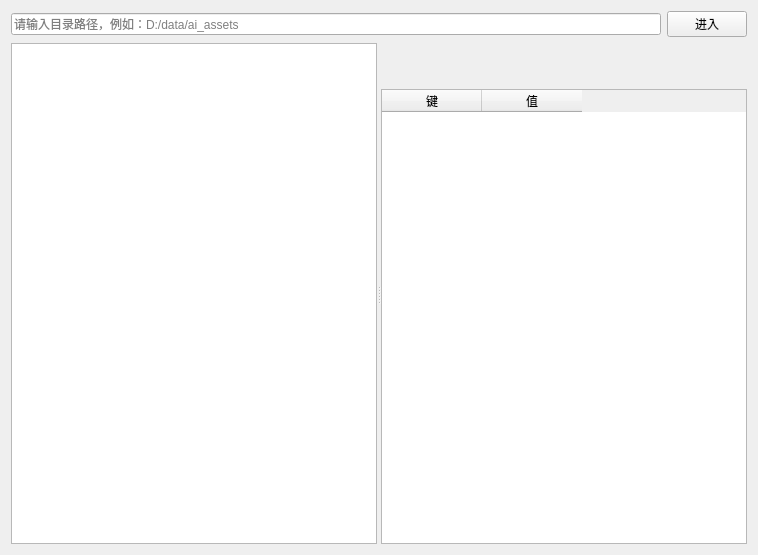
The window that MuseLog/ui/tab_explorer.ui (super999/MetaStoryBoard) describes before a commit, drawn with Qt 5.
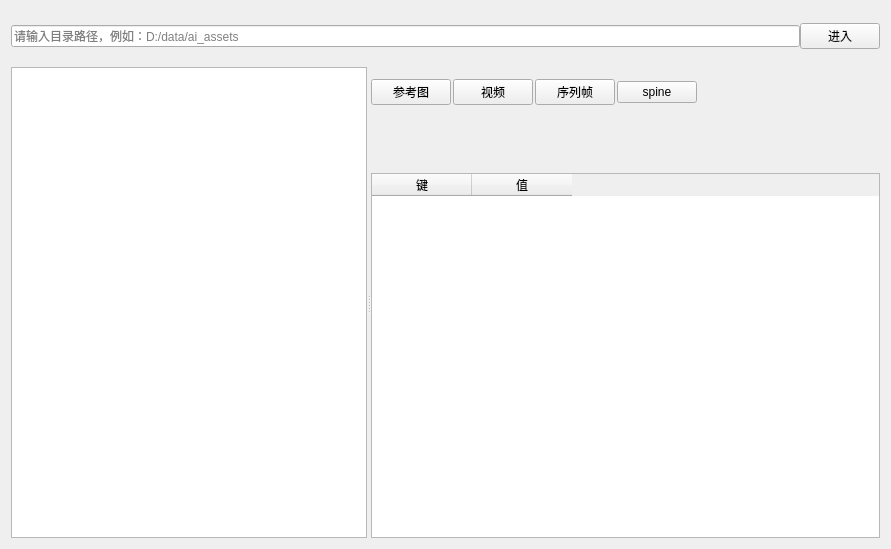
The same window after the commit.

Commit message: 调整资源浏览器UI，增加顶部控制组件并优化布局

What changed in the file:
```diff
--- a/MuseLog/ui/tab_explorer.ui
+++ b/MuseLog/ui/tab_explorer.ui
@@ -6,8 +6,8 @@
    <rect>
     <x>0</x>
     <y>0</y>
-    <width>758</width>
-    <height>555</height>
+    <width>891</width>
+    <height>549</height>
    </rect>
   </property>
   <property name="windowTitle">
@@ -15,22 +15,54 @@
   </property>
   <layout class="QVBoxLayout" name="verticalLayout">
    <item>
-    <layout class="QHBoxLayout" name="horizontalLayout">
-     <item>
-      <widget class="QLineEdit" name="lineAddress">
-       <property name="placeholderText">
-        <string>请输入目录路径，例如：D:/data/ai_assets</string>
-       </property>
-      </widget>
-     </item>
-     <item>
-      <widget class="QPushButton" name="btnEnter">
-       <property name="text">
-        <string>进入</string>
-       </property>
-      </widget>
-     </item>
-    </layout>
+    <widget class="QWidget" name="topControlWidget" native="true">
+     <property name="minimumSize">
+      <size>
+       <width>0</width>
+       <height>30</height>
+      </size>
+     </property>
+     <property name="maximumSize">
+      <size>
+       <width>16777215</width>
+       <height>50</height>
+      </size>
+     </property>
+     <property name="windowTitle">
+      <string>资源浏览</string>
+     </property>
+     <layout class="QHBoxLayout" name="horizontalLayout2">
+      <property name="spacing">
+       <number>0</number>
+      </property>
+      <property name="leftMargin">
+       <number>0</number>
+      </property>
+      <property name="topMargin">
+       <number>0</number>
+      </property>
+      <property name="rightMargin">
+       <number>0</number>
+      </property>
+      <property name="bottomMargin">
+       <number>0</number>
+      </property>
+      <item>
+       <widget class="QLineEdit" name="lineAddress">
+        <property name="placeholderText">
+         <string>请输入目录路径，例如：D:/data/ai_assets</string>
+        </property>
+       </widget>
+      </item>
+      <item>
+       <widget class="QPushButton" name="btnEnter">
+        <property name="text">
+         <string>进入</string>
+        </property>
+       </widget>
+      </item>
+     </layout>
+    </widget>
    </item>
    <item>
     <widget class="QSplitter" name="splitter">
@@ -45,9 +77,91 @@
          <property name="minimumSize">
           <size>
            <width>0</width>
-           <height>40</height>
+           <height>100</height>
           </size>
          </property>
+         <layout class="QVBoxLayout" name="verticalLayout_2" stretch="0,0">
+          <property name="spacing">
+           <number>0</number>
+          </property>
+          <property name="leftMargin">
+           <number>0</number>
+          </property>
+          <property name="topMargin">
+           <number>0</number>
+          </property>
+          <property name="rightMargin">
+           <number>0</number>
+          </property>
+          <property name="bottomMargin">
+           <number>0</number>
+          </property>
+          <item>
+           <widget class="QWidget" name="widget" native="true">
+            <layout class="QHBoxLayout" name="horizontalLayout">
+             <property name="spacing">
+              <number>2</number>
+             </property>
+             <property name="leftMargin">
+              <number>0</number>
+             </property>
+             <property name="topMargin">
+              <number>0</number>
+             </property>
+             <property name="rightMargin">
+              <number>0</number>
+             </property>
+             <property name="bottomMargin">
+              <number>0</number>
+             </property>
+             <item>
+              <widget class="QPushButton" name="pushButton_3">
+               <property name="text">
+                <string>参考图</string>
+               </property>
+              </widget>
+             </item>
+             <item>
+              <widget class="QPushButton" name="pushButton">
+               <property name="text">
+                <string>视频</string>
+               </property>
+              </widget>
+             </item>
+             <item>
+              <widget class="QPushButton" name="pushButton_2">
+               <property name="text">
+                <string>序列帧</string>
+               </property>
+              </widget>
+             </item>
+             <item>
+              <widget class="QPushButton" name="pushButton_4">
+               <property name="text">
+                <string>spine</string>
+               </property>
+              </widget>
+             </item>
+             <item>
+              <spacer name="horizontalSpacer">
+               <property name="orientation">
+                <enum>Qt::Horizontal</enum>
+               </property>
+               <property name="sizeHint" stdset="0">
+                <size>
+                 <width>40</width>
+                 <height>20</height>
+                </size>
+               </property>
+              </spacer>
+             </item>
+            </layout>
+           </widget>
+          </item>
+          <item>
+           <widget class="QWidget" name="widget_2" native="true"/>
+          </item>
+         </layout>
         </widget>
        </item>
        <item>
```
The commit also changes 2 other files.
